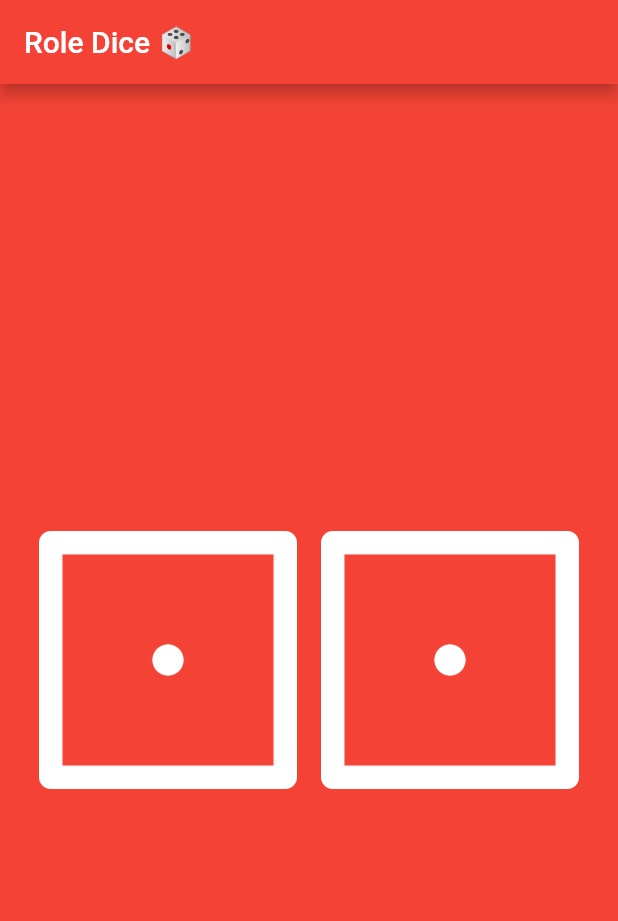
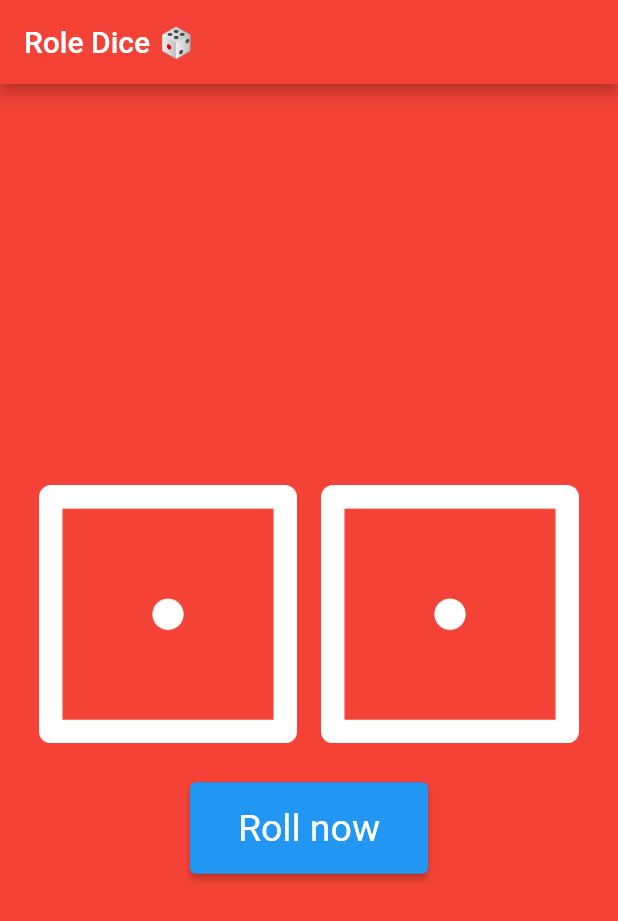
Before and after one commit to Lokie-codes/dice_project_flutter, a Flutter app: the screen it shows after launch, on a phone screen of 412 x 824 dp. Shown: the top 921 px of the screen. Run offline on Flutter 3.47's test engine with Material 2 defaults, Android fonts, the phone set to English and light mode, and no system bars.

Commit message:
addition of random function and Roll button

```diff
--- a/lib/main.dart
+++ b/lib/main.dart
@@ -1,3 +1,5 @@
+import 'dart:math';
+
 import 'package:flutter/material.dart';
 
 void main() {
@@ -25,9 +27,21 @@ class DicePage extends StatefulWidget {
 class _DicePageState extends State<DicePage> {
   int leftDiceNumber = 1;
   int rightDiceNumber = 1;
+
+  void roll() {
+    setState(() {
+      leftDiceNumber = Random().nextInt(5) + 1;
+      rightDiceNumber = Random().nextInt(5) + 1;
+    });
+  }
+
   @override
   Widget build(BuildContext context) {
     return Center(
+      child: Column(
+        mainAxisAlignment: MainAxisAlignment.center,
+        children: [
+          Center(
             child: Padding(
               padding: const EdgeInsets.all(18.0),
               child: Row(
@@ -35,10 +49,7 @@ class _DicePageState extends State<DicePage> {
                   Expanded(
                     child: TextButton(
                       onPressed: () {
-                  setState(() {
-                    leftDiceNumber = 5;
-                    rightDiceNumber = 5;
-                  });
+                        roll();
                       },
                       child: Image.asset(
                         'images/dice$leftDiceNumber.png',
@@ -48,10 +59,7 @@ class _DicePageState extends State<DicePage> {
                   Expanded(
                     child: TextButton(
                       onPressed: () {
-                 setState(() {
-                    leftDiceNumber = 5;
-                    rightDiceNumber = 5;
-                  });
+                        roll();
                       },
                       child: Image.asset(
                         'images/dice$rightDiceNumber.png',
@@ -61,6 +69,23 @@ class _DicePageState extends State<DicePage> {
                 ],
               ),
             ),
+          ),
+          ElevatedButton(
+            onPressed: () {
+              roll();
+            },
+            style: ElevatedButton.styleFrom(
+              textStyle: const TextStyle(fontSize: 25.0),
+            ),
+            child: const Padding(
+              padding: EdgeInsets.all(16.0),
+              child: Text(
+                'Roll now',
+              ),
+            ),
+          ),
+        ],
+      ),
     );
   }
 }
```
Lines whose indentation alone changed are shown as unchanged.
